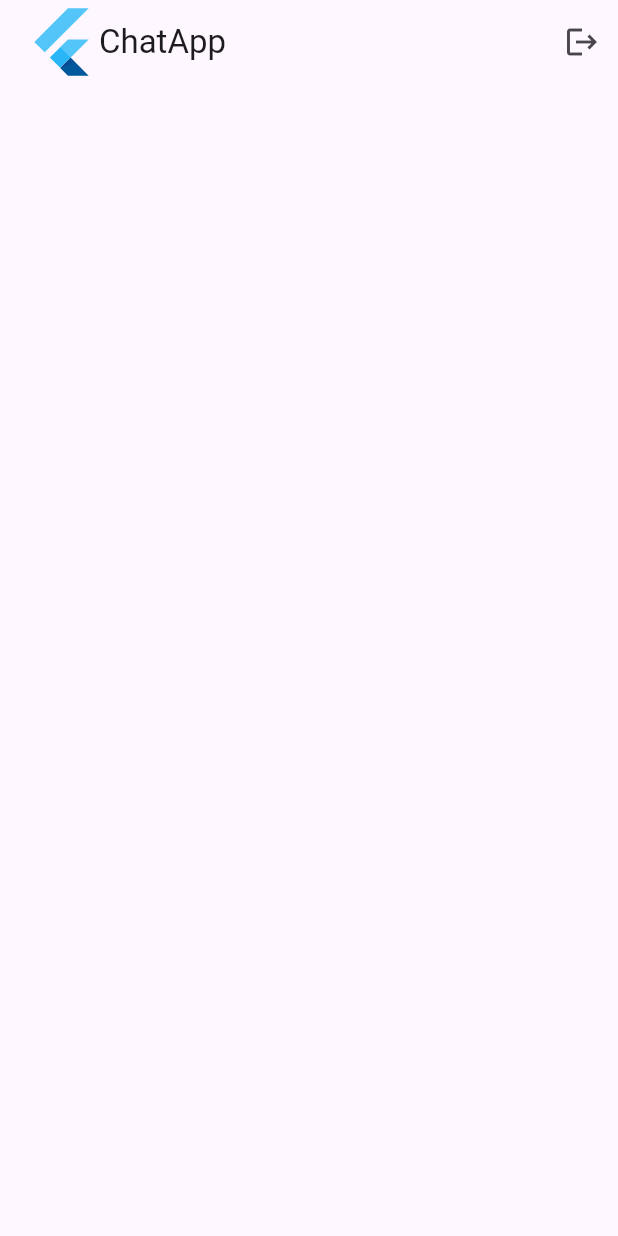
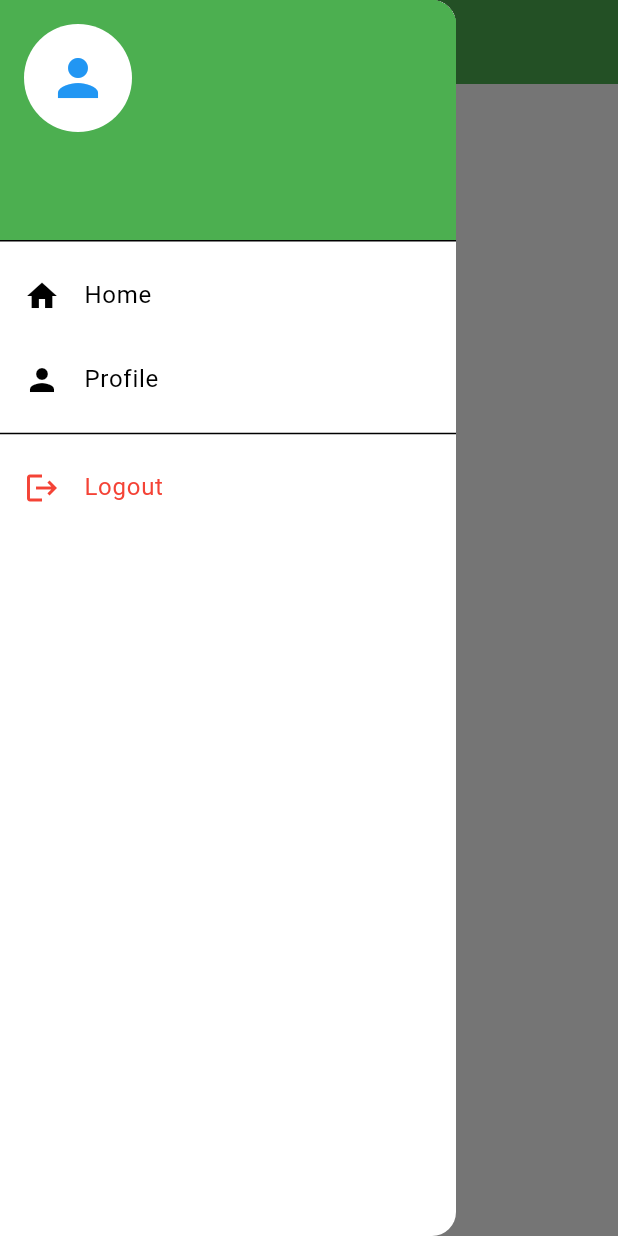
Before and after one commit to dyash2/chat_application_flutter, a Flutter app: the screen it shows once a user with an empty profile is signed in, with the side drawer open (before the commit the screen has no drawer), on a phone screen of 412 x 824 dp. Run offline on Flutter 3.47's test engine with Material 3 defaults, Android fonts, the phone set to English and light mode, and no system bars; our stand-ins replace cloud_firestore, file_picker, firebase_auth, firebase_core, firebase_storage, image_picker; accounts and stored records are empty; network calls fail.

Commit message:
updates to the UI

```diff
--- a/lib/main.dart
+++ b/lib/main.dart
@@ -1,4 +1,5 @@
 import 'package:chatbot/firebase_options.dart';
+import 'package:chatbot/themes/theme.dart';
 import 'package:firebase_core/firebase_core.dart';
 import 'package:chatbot/services/auth/auth_gate.dart';
 import 'package:flutter/material.dart';
@@ -17,7 +18,7 @@ class MyApp extends StatelessWidget {
     return MaterialApp(
       title: 'Chatbot Application',
       debugShowCheckedModeBanner: false,
-      // theme: themes,
+      theme: appTheme,
       home: AuthGate(),
     );
   }
--- a/lib/screens/users_list_screen.dart
+++ b/lib/screens/users_list_screen.dart
@@ -18,16 +18,102 @@ class UsersListScreen extends StatelessWidget {
   Widget build(BuildContext context) {
     return Scaffold(
       appBar: AppBar(
-        title: Row(children: [FlutterLogo(size: 50), Text("ChatApp")]),
-        actions: [
-          IconButton(
-            onPressed: () {
-              logout();
-            },
-            icon: Icon(Icons.logout),
+        centerTitle: true,
+        backgroundColor: Theme.of(context).colorScheme.primary,
+        title: RichText(
+          text: TextSpan(
+            children: [
+              TextSpan(
+                text: "Chat",
+                style: TextStyle(
+                  color: Colors.white,
+                  fontSize: 20,
+                  fontWeight: FontWeight.w400,
+                ),
+              ),
+              TextSpan(
+                text: "App",
+                style: TextStyle(
+                  color: Colors.white,
+                  fontSize: 20,
+                  fontWeight: FontWeight.bold,
+                ),
+              ),
+            ],
           ),
-        ],
+        ),
+
+        // actions: [
+        //   IconButton(
+        //     onPressed: () {
+        //       logout();
+        //     },
+        //     icon: Icon(Icons.logout),
+        //   ),
+        // ],
       ),
+      drawer: Drawer(
+        child: ListView(
+          padding: EdgeInsets.zero,
+
+          children: [
+            // Drawer Header with Profile
+            UserAccountsDrawerHeader(
+              accountName: Text(
+                chatService.auth.currentUser!.email!.split('@')[0],
+                style: const TextStyle(
+                  fontWeight: FontWeight.bold,
+                  fontSize: 18,
+                ),
+              ),
+              accountEmail: Text(
+                chatService.auth.currentUser!.email!,
+                style: const TextStyle(fontSize: 14),
+              ),
+              currentAccountPicture: const CircleAvatar(
+                backgroundColor: Colors.white,
+                child: Icon(Icons.person, size: 40, color: Colors.blue),
+              ),
+              decoration: BoxDecoration(
+                color: Theme.of(context).colorScheme.primary,
+              ),
+            ),
+
+            // Home Button
+            ListTile(
+              leading: Icon(Icons.home),
+              title: Text('Home'),
+              onTap: () {
+                Navigator.pop(context);
+                // Navigate to Home
+              },
+            ),
+
+            // Profile Button
+            ListTile(
+              leading: Icon(Icons.person),
+              title: Text('Profile'),
+              onTap: () {
+                Navigator.pop(context);
+                // Navigate to Profile
+              },
+            ),
+
+            Divider(),
+
+            // Logout Button
+            ListTile(
+              leading: Icon(Icons.logout, color: Colors.red),
+              title: Text('Logout', style: TextStyle(color: Colors.red)),
+              onTap: () {
+                Navigator.pop(context); // Close drawer
+                logout(); // Call logout function
+              },
+            ),
+          ],
+        ),
+      ),
+
       body: _buildUserList(),
     );
   }
@@ -59,7 +145,12 @@ class UsersListScreen extends StatelessWidget {
     if (userData["email"] != authService.getCurrentUser()!.email) {
       // display all users except current user
       return CustomUsertile(
-        text: userData["email"],
+        name: userData["email"].split('@')[0],
+        lastMessage:
+            "Hey! How are you?",
+        time: "5:30 AM",
+        unreadCount: 2,
+        isOnline: true,
         onTap: () {
           Navigator.push(
             context,
--- a/lib/themes/theme.dart
+++ b/lib/themes/theme.dart
@@ -1,14 +1,16 @@
 import 'package:flutter/material.dart';
 
-ThemeData themes = ThemeData(
+final ThemeData appTheme = ThemeData(
   colorScheme: const ColorScheme.light(
-    primary: Colors.grey,
-    onPrimary: Colors.white,
-    secondary: Colors.grey,
-    onSecondary: Colors.black,
-    surface: Colors.grey,
-    onSurface: Colors.black,
-    error: Colors.red,
-    onError: Colors.white,
+    primary: Colors.green, // Main brand color
+    onPrimary: Colors.white, // Text/icon color on primary
+    secondary: Colors.grey, // Secondary color for accents
+    onSecondary: Colors.white, // Text/icon color on secondary
+    tertiary: Colors.black, // Additional UI color
+    onTertiary: Colors.white, // Text/icon color on tertiary
+    error: Colors.red, // Error state color
+    onError: Colors.white, // Text/icon color on error
+    surface: Colors.white, // Background of cards, sheets, etc.
+    onSurface: Colors.black, // Text/icon color on surface
   ),
 );
```
Also changed, not shown: lib/components/custom_button.dart (+3 -9 lines), lib/components/custom_usertile.dart (+63 -21 lines), lib/screens/chat_screen.dart (+15 -4 lines).
